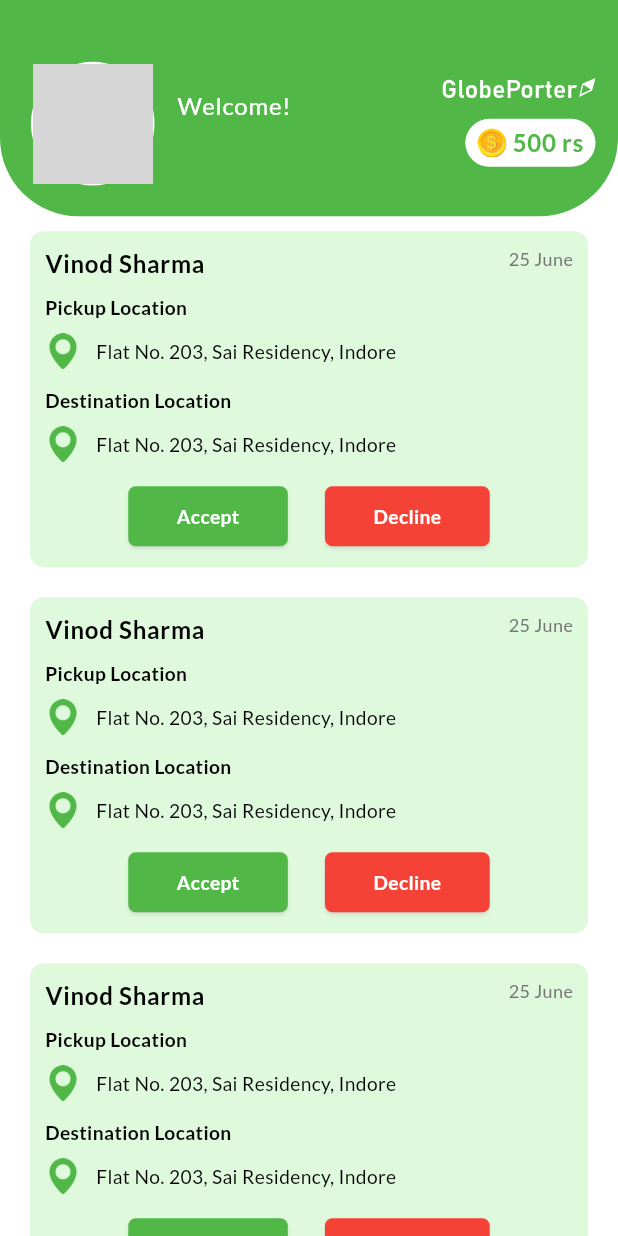
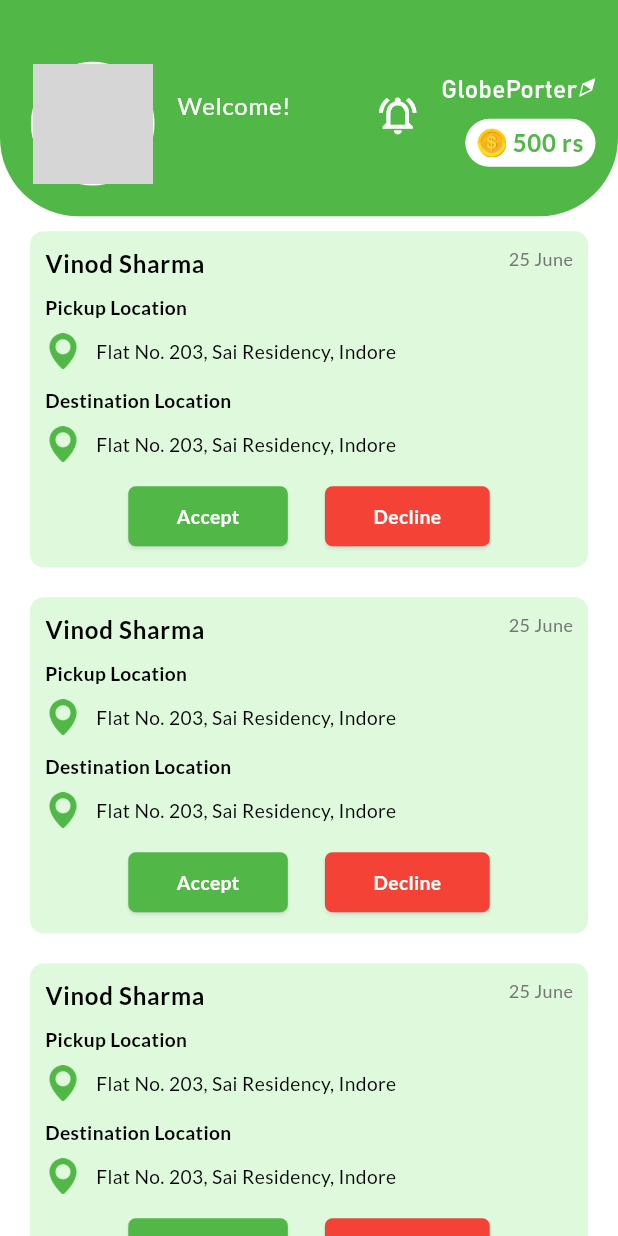
Before and after one commit to Tushar1805/globeporter, a Flutter app: the DriverHomeScreen screen opened directly, on a phone screen of 412 x 824 dp. Run offline on Flutter 3.47's test engine with Material 3 defaults, Android fonts, the phone set to English and light mode, and no system bars; our stand-ins replace camera, connectivity_plus, country_code_picker, device_preview, dropdown_button2, equatable and 17 more; missing offline and left inert: colorize, country_phone_validator, fimber, flutter_facebook_auth; accounts and stored records are empty; network calls fail; project files that could hold a hidden picture were left out; grey boxes are pictures that could not be loaded.

Commit message:
Added notification icon and screen

```diff
--- a/lib/main.dart
+++ b/lib/main.dart
@@ -19,7 +19,7 @@ Future<void> main() async {
   setupServiceLocator();
   runApp(
     DevicePreview(
-      enabled: false,
+      enabled: true,
       tools: const [
         ...DevicePreview.defaultTools,
       ],
--- a/lib/presentation/driver/view/Home_screen.dart
+++ b/lib/presentation/driver/view/Home_screen.dart
@@ -83,6 +83,22 @@ class _DriverHomeScreenState extends State<DriverHomeScreen> {
               ),
             ),
             Positioned(
+              top: size.width * 0.15,
+              right: size.width * 0.32,
+              child: Center(
+                child: GestureDetector(
+                  onTap: () {
+                    context.pushNamed(notificationScreen);
+                  },
+                  child: Icon(
+                    Icons.notifications_active_outlined,
+                    color: Colors.white,
+                    size: 30,
+                  ),
+                ),
+              ),
+            ),
+            Positioned(
               top: size.height * 0.05,
               left: size.width * 0.05,
               child: Row(
@@ -98,8 +114,7 @@ class _DriverHomeScreenState extends State<DriverHomeScreen> {
                       child: CircleAvatar(
                         radius: size.width * 0.097,
                         backgroundImage: NetworkImage(
-                          authCubit.userDetails?.data?.profilePhotoUrl ??
-                              sampleNetworkImage,
+                          authCubit.userDetails?.data?.profilePhotoUrl ?? sampleNetworkImage,
                         ),
                         backgroundColor: Colors.white,
                       ),
@@ -116,11 +131,15 @@ class _DriverHomeScreenState extends State<DriverHomeScreen> {
                               color: Colors.white, fontSize: 20, fontWeight: FontWeight.w500),
                           textAlign: TextAlign.end,
                         ),
-                        Text(
-                          authCubit.userDetails?.data?.name ?? 'User Name',
-                          style: Theme.of(context).textTheme.bodyLarge?.copyWith(
-                              color: Colors.white, fontSize: 20, fontWeight: FontWeight.w700),
-                          textAlign: TextAlign.end,
+                        SizedBox(
+                          width: size.width * 0.35,
+                          child: Text(
+                            authCubit.userDetails?.data?.name ?? 'User Name',
+                            style: Theme.of(context).textTheme.bodyLarge?.copyWith(
+                                color: Colors.white, fontSize: 20, fontWeight: FontWeight.w700),
+                            textAlign: TextAlign.start,
+                            overflow: TextOverflow.ellipsis,
+                          ),
                         ),
                       ],
                     ),
```
Also changed, not shown: lib/presentation/customer/view/create_request_screen.dart (+18 -2 lines).
